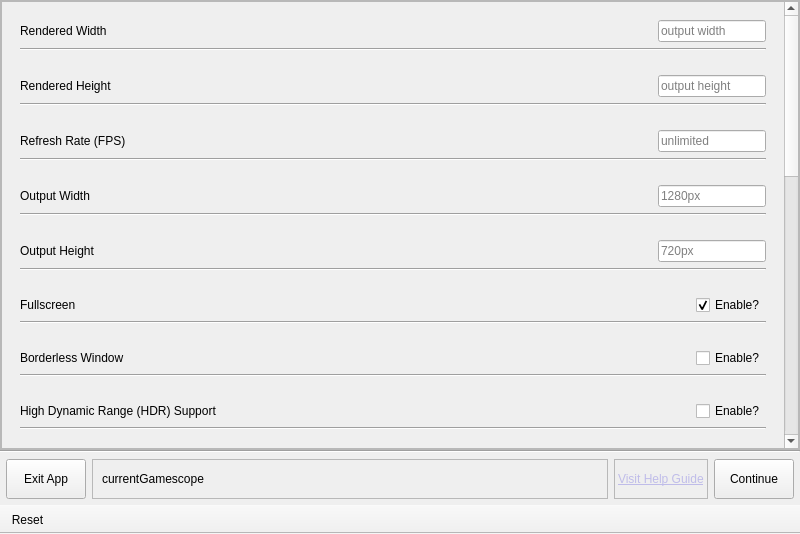
rfrench3/scopebuddy-gui, file src/mainwindow.ui: the form before one commit.
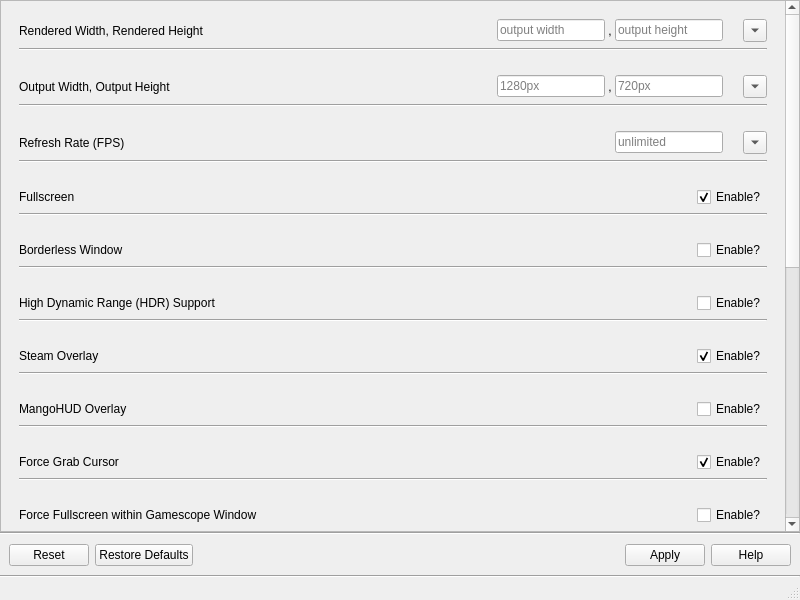
The form after the commit. Icons and pictures are not drawn.

The edit to the form file:
```diff
--- a/src/mainwindow.ui
+++ b/src/mainwindow.ui
@@ -7,15 +7,9 @@
     <x>0</x>
     <y>0</y>
     <width>800</width>
-    <height>534</height>
+    <height>600</height>
    </rect>
   </property>
-  <property name="sizePolicy">
-   <sizepolicy hsizetype="Preferred" vsizetype="Preferred">
-    <horstretch>0</horstretch>
-    <verstretch>0</verstretch>
-   </sizepolicy>
-  </property>
   <property name="windowTitle">
    <string>MainWindow</string>
   </property>
@@ -34,37 +28,13 @@
      <number>0</number>
     </property>
     <property name="bottomMargin">
-     <number>6</number>
-    </property>
-    <item>
-     <widget class="QFrame" name="Aframe_top">
-      <property name="frameShape">
-       <enum>QFrame::Shape::StyledPanel</enum>
-      </property>
-      <property name="frameShadow">
-       <enum>QFrame::Shadow::Raised</enum>
-      </property>
-      <layout class="QHBoxLayout" name="horizontalLayout_9">
-       <property name="spacing">
         <number>0</number>
        </property>
-       <property name="leftMargin">
-        <number>0</number>
-       </property>
-       <property name="topMargin">
-        <number>0</number>
-       </property>
-       <property name="rightMargin">
-        <number>0</number>
-       </property>
-       <property name="bottomMargin">
-        <number>0</number>
-       </property>
        <item>
-        <widget class="QStackedWidget" name="stackedWidget_settingsPanel">
+     <widget class="QFrame" name="frame_4">
          <property name="sizePolicy">
-          <sizepolicy hsizetype="Preferred" vsizetype="Ignored">
-           <horstretch>3</horstretch>
+       <sizepolicy hsizetype="Preferred" vsizetype="Minimum">
+        <horstretch>0</horstretch>
            <verstretch>0</verstretch>
           </sizepolicy>
          </property>
@@ -72,12 +42,8 @@
           <enum>QFrame::Shape::NoFrame</enum>
          </property>
          <property name="frameShadow">
-          <enum>QFrame::Shadow::Sunken</enum>
-         </property>
-         <property name="currentIndex">
-          <number>0</number>
-         </property>
-         <widget class="QWidget" name="stackedWidget_gamesDefault">
+       <enum>QFrame::Shadow::Plain</enum>
+      </property>
           <layout class="QGridLayout" name="gridLayout_3">
            <property name="leftMargin">
             <number>0</number>
@@ -108,7 +74,7 @@
                 <x>0</x>
                 <y>0</y>
                 <width>779</width>
-                <height>1172</height>
+            <height>1054</height>
                </rect>
               </property>
               <layout class="QVBoxLayout" name="verticalLayout_5">
@@ -132,7 +98,7 @@
                       <verstretch>0</verstretch>
                      </sizepolicy>
                     </property>
-                    <layout class="QHBoxLayout" name="horizontalLayout_4" stretch="0,0,0">
+                <layout class="QHBoxLayout" name="horizontalLayout_4" stretch="0,0,0,0,0,0,0">
                      <property name="spacing">
                       <number>0</number>
                      </property>
@@ -151,7 +117,7 @@
                      <item>
                       <widget class="QLabel" name="label_2">
                        <property name="text">
-                        <string>Rendered Width</string>
+                    <string>Rendered Width, Rendered Height</string>
                        </property>
                       </widget>
                      </item>
@@ -184,6 +150,55 @@
                        </property>
                       </widget>
                      </item>
+                 <item>
+                  <widget class="QLabel" name="label_6">
+                   <property name="text">
+                    <string> , </string>
+                   </property>
+                  </widget>
+                 </item>
+                 <item>
+                  <widget class="QLineEdit" name="lineEdit_rHeight">
+                   <property name="sizePolicy">
+                    <sizepolicy hsizetype="Fixed" vsizetype="Fixed">
+                     <horstretch>0</horstretch>
+                     <verstretch>0</verstretch>
+                    </sizepolicy>
+                   </property>
+                   <property name="maxLength">
+                    <number>4</number>
+                   </property>
+                   <property name="placeholderText">
+                    <string>output height</string>
+                   </property>
+                  </widget>
+                 </item>
+                 <item>
+                  <spacer name="horizontalSpacer">
+                   <property name="orientation">
+                    <enum>Qt::Orientation::Horizontal</enum>
+                   </property>
+                   <property name="sizeType">
+                    <enum>QSizePolicy::Policy::Fixed</enum>
+                   </property>
+                   <property name="sizeHint" stdset="0">
+                    <size>
+                     <width>20</width>
+                     <height>20</height>
+                    </size>
+                   </property>
+                  </spacer>
+                 </item>
+                 <item>
+                  <widget class="QToolButton" name="toolButton_renderedResolution">
+                   <property name="text">
+                    <string>...</string>
+                   </property>
+                   <property name="arrowType">
+                    <enum>Qt::ArrowType::DownArrow</enum>
+                   </property>
+                  </widget>
+                 </item>
                     </layout>
                    </widget>
                   </item>
@@ -198,7 +213,7 @@
                 </widget>
                </item>
                <item>
-                <widget class="QWidget" name="widget2_rH" native="true">
+            <widget class="QWidget" name="widget4_oW" native="true">
                  <property name="sizePolicy">
                   <sizepolicy hsizetype="Preferred" vsizetype="Maximum">
                    <horstretch>0</horstretch>
@@ -206,18 +221,18 @@
                   </sizepolicy>
                  </property>
                  <property name="toolTip">
-                  <string>&lt;html&gt;&lt;head/&gt;&lt;body&gt;&lt;p&gt;Height (measured in pixels) that the game will render at.</string>
-                 </property>
-                 <layout class="QVBoxLayout" name="verticalLayout_4">
+              <string>&lt;html&gt;&lt;head/&gt;&lt;body&gt;&lt;p&gt;Resolution (in pixels) of the window you will see. Entering fullscreen, in a way, sets this to your monitor's resolution.&lt;/p&gt;&lt;/body&gt;&lt;/html&gt;</string>
+             </property>
+             <layout class="QVBoxLayout" name="verticalLayout_7">
                   <item>
-                   <widget class="QWidget" name="widget_11" native="true">
+               <widget class="QWidget" name="widget_15" native="true">
                     <property name="sizePolicy">
                      <sizepolicy hsizetype="Preferred" vsizetype="Minimum">
                       <horstretch>0</horstretch>
                       <verstretch>0</verstretch>
                      </sizepolicy>
                     </property>
-                    <layout class="QHBoxLayout" name="horizontalLayout_5" stretch="0,0,0">
+                <layout class="QHBoxLayout" name="horizontalLayout_7" stretch="0,0,0,0,0,0,0">
                      <property name="spacing">
                       <number>0</number>
                      </property>
@@ -233,10 +248,62 @@
                      <property name="bottomMargin">
                       <number>0</number>
                      </property>
+                 <item>
+                  <widget class="QLabel" name="label_5">
+                   <property name="text">
+                    <string>Output Width, Output Height</string>
+                   </property>
+                  </widget>
+                 </item>
+                 <item>
+                  <spacer name="horizontalSpacer_6">
+                   <property name="orientation">
+                    <enum>Qt::Orientation::Horizontal</enum>
+                   </property>
+                   <property name="sizeHint" stdset="0">
+                    <size>
+                     <width>0</width>
+                     <height>20</height>
+                    </size>
+                   </property>
+                  </spacer>
+                 </item>
+                 <item>
+                  <widget class="QLineEdit" name="lineEdit_oWidth">
+                   <property name="sizePolicy">
+                    <sizepolicy hsizetype="Fixed" vsizetype="Fixed">
+                     <horstretch>0</horstretch>
+                     <verstretch>0</verstretch>
+                    </sizepolicy>
+                   </property>
+                   <property name="maxLength">
+                    <number>4</number>
+                   </property>
+                   <property name="placeholderText">
+                    <string>1280px</string>
+                   </property>
+                  </widget>
+                 </item>
                      <item>
                       <widget class="QLabel" name="label_3">
                        <property name="text">
-                        <string>Rendered Height</string>
+                    <string> , </string>
+                   </property>
+                  </widget>
+                 </item>
+                 <item>
+                  <widget class="QLineEdit" name="lineEdit_oHeight">
+                   <property name="sizePolicy">
+                    <sizepolicy hsizetype="Fixed" vsizetype="Fixed">
+                     <horstretch>0</horstretch>
+                     <verstretch>0</verstretch>
+                    </sizepolicy>
+                   </property>
+                   <property name="maxLength">
+                    <number>4</number>
+                   </property>
+                   <property name="placeholderText">
+                    <string>720px</string>
                        </property>
                       </widget>
                      </item>
@@ -245,27 +312,24 @@
                        <property name="orientation">
                         <enum>Qt::Orientation::Horizontal</enum>
                        </property>
+                   <property name="sizeType">
+                    <enum>QSizePolicy::Policy::Fixed</enum>
+                   </property>
                        <property name="sizeHint" stdset="0">
                         <size>
-                         <width>0</width>
+                     <width>20</width>
                          <height>20</height>
                         </size>
                        </property>
                       </spacer>
                      </item>
                      <item>
-                      <widget class="QLineEdit" name="lineEdit_rHeight">
-                       <property name="sizePolicy">
-                        <sizepolicy hsizetype="Fixed" vsizetype="Fixed">
-                         <horstretch>0</horstretch>
-                         <verstretch>0</verstretch>
-                        </sizepolicy>
-                       </property>
-                       <property name="maxLength">
-                        <number>4</number>
-                       </property>
-                       <property name="placeholderText">
-                        <string>output height</string>
+                  <widget class="QToolButton" name="toolButton_outputResolution">
+                   <property name="text">
+                    <string>...</string>
+                   </property>
+                   <property name="arrowType">
+                    <enum>Qt::ArrowType::DownArrow</enum>
                        </property>
                       </widget>
                      </item>
@@ -273,7 +337,7 @@
                    </widget>
                   </item>
                   <item>
-                   <widget class="Line" name="line_4">
+               <widget class="Line" name="line_6">
                     <property name="orientation">
                      <enum>Qt::Orientation::Horizontal</enum>
                     </property>
@@ -302,7 +366,7 @@
                       <verstretch>0</verstretch>
                      </sizepolicy>
                     </property>
-                    <layout class="QHBoxLayout" name="horizontalLayout_3" stretch="0,0,0">
+                <layout class="QHBoxLayout" name="horizontalLayout_3" stretch="0,0,0,0,0">
                      <property name="spacing">
                       <number>0</number>
                      </property>
@@ -354,173 +418,29 @@
                        </property>
                       </widget>
                      </item>
-                    </layout>
-                   </widget>
-                  </item>
-                  <item>
-                   <widget class="Line" name="line_2">
-                    <property name="orientation">
-                     <enum>Qt::Orientation::Horizontal</enum>
-                    </property>
-                   </widget>
-                  </item>
-                 </layout>
-                </widget>
-               </item>
-               <item>
-                <widget class="QWidget" name="widget4_oW" native="true">
-                 <property name="sizePolicy">
-                  <sizepolicy hsizetype="Preferred" vsizetype="Maximum">
-                   <horstretch>0</horstretch>
-                   <verstretch>0</verstretch>
-                  </sizepolicy>
-                 </property>
-                 <property name="toolTip">
-                  <string>&lt;html&gt;&lt;head/&gt;&lt;body&gt;&lt;p&gt;Width (in pixels) of the window you will see. Entering fullscreen, in a way, sets this to your monitor's width in pixels.</string>
-                 </property>
-                 <layout class="QVBoxLayout" name="verticalLayout_7">
-                  <item>
-                   <widget class="QWidget" name="widget_15" native="true">
-                    <property name="sizePolicy">
-                     <sizepolicy hsizetype="Preferred" vsizetype="Minimum">
-                      <horstretch>0</horstretch>
-                      <verstretch>0</verstretch>
-                     </sizepolicy>
-                    </property>
-                    <layout class="QHBoxLayout" name="horizontalLayout_7" stretch="0,0,0">
-                     <property name="spacing">
-                      <number>0</number>
-                     </property>
-                     <property name="leftMargin">
-                      <number>0</number>
-                     </property>
-                     <property name="topMargin">
-                      <number>0</number>
-                     </property>
-                     <property name="rightMargin">
-                      <number>0</number>
-                     </property>
-                     <property name="bottomMargin">
-                      <number>0</number>
-                     </property>
-                     <item>
-                      <widget class="QLabel" name="label_5">
-                       <property name="text">
-                        <string>Output Width</string>
-                       </property>
-                      </widget>
-                     </item>
-                     <item>
-                      <spacer name="horizontalSpacer_6">
-                       <property name="orientation">
-                        <enum>Qt::Orientation::Horizontal</enum>
-                       </property>
-                       <property name="sizeHint" stdset="0">
-                        <size>
-                         <width>0</width>
-                         <height>20</height>
-                        </size>
-                       </property>
-                      </spacer>
-                     </item>
-                     <item>
-                      <widget class="QLineEdit" name="lineEdit_oWidth">
-                       <property name="sizePolicy">
-                        <sizepolicy hsizetype="Fixed" vsizetype="Fixed">
-                         <horstretch>0</horstretch>
-                         <verstretch>0</verstretch>
-                        </sizepolicy>
-                       </property>
-                       <property name="maxLength">
-                        <number>4</number>
-                       </property>
-                       <property name="placeholderText">
-                        <string>1280px</string>
-                       </property>
-                      </widget>
-                     </item>
-                    </layout>
-                   </widget>
-                  </item>
-                  <item>
-                   <widget class="Line" name="line_6">
-                    <property name="orientation">
-                     <enum>Qt::Orientation::Horizontal</enum>
-                    </property>
-                   </widget>
-                  </item>
-                 </layout>
-                </widget>
-               </item>
-               <item>
-                <widget class="QWidget" name="widget5_oH" native="true">
-                 <property name="sizePolicy">
-                  <sizepolicy hsizetype="Preferred" vsizetype="Maximum">
-                   <horstretch>0</horstretch>
-                   <verstretch>0</verstretch>
-                  </sizepolicy>
-                 </property>
-                 <property name="toolTip">
-                  <string>&lt;html&gt;&lt;head/&gt;&lt;body&gt;&lt;p&gt;Height (in pixels) of the window you will see. Entering fullscreen, in a way, sets this to your monitor's height in pixels.</string>
-                 </property>
-                 <layout class="QVBoxLayout" name="verticalLayout_6">
-                  <item>
-                   <widget class="QWidget" name="widget_13" native="true">
-                    <property name="sizePolicy">
-                     <sizepolicy hsizetype="Preferred" vsizetype="Minimum">
-                      <horstretch>0</horstretch>
-                      <verstretch>0</verstretch>
-                     </sizepolicy>
-                    </property>
-                    <layout class="QHBoxLayout" name="horizontalLayout_6" stretch="0,0,0">
-                     <property name="spacing">
-                      <number>0</number>
-                     </property>
-                     <property name="leftMargin">
-                      <number>0</number>
-                     </property>
-                     <property name="topMargin">
-                      <number>0</number>
-                     </property>
-                     <property name="rightMargin">
-                      <number>0</number>
-                     </property>
-                     <property name="bottomMargin">
-                      <number>0</number>
-                     </property>
-                     <item>
-                      <widget class="QLabel" name="label_4">
-                       <property name="text">
-                        <string>Output Height</string>
-                       </property>
-                      </widget>
-                     </item>
                      <item>
                       <spacer name="horizontalSpacer_5">
                        <property name="orientation">
                         <enum>Qt::Orientation::Horizontal</enum>
                        </property>
+                   <property name="sizeType">
+                    <enum>QSizePolicy::Policy::Fixed</enum>
+                   </property>
                        <property name="sizeHint" stdset="0">
                         <size>
-                         <width>0</width>
+                     <width>20</width>
                          <height>20</height>
                         </size>
                        </property>
                       </spacer>
                      </item>
                      <item>
-                      <widget class="QLineEdit" name="lineEdit_oHeight">
-                       <property name="sizePolicy">
-                        <sizepolicy hsizetype="Fixed" vsizetype="Fixed">
-                         <horstretch>0</horstretch>
-                         <verstretch>0</verstretch>
-                        </sizepolicy>
-                       </property>
-                       <property name="maxLength">
-                        <number>4</number>
-                       </property>
-                       <property name="placeholderText">
-                        <string>720px</string>
+                  <widget class="QToolButton" name="toolButton_fps">
+                   <property name="text">
+                    <string>...</string>
+                   </property>
+                   <property name="arrowType">
+                    <enum>Qt::ArrowType::DownArrow</enum>
                        </property>
                       </widget>
                      </item>
@@ -528,7 +448,7 @@
                    </widget>
                   </item>
                   <item>
-                   <widget class="Line" name="line_5">
+               <widget class="Line" name="line_2">
                     <property name="orientation">
                      <enum>Qt::Orientation::Horizontal</enum>
                     </property>
@@ -1908,230 +1828,55 @@
            </item>
           </layout>
          </widget>
-         <widget class="QWidget" name="page">
-          <layout class="QVBoxLayout" name="verticalLayout_8">
+    </item>
            <item>
-            <widget class="QWidget" name="widget_2" native="true">
+     <widget class="Line" name="line_7">
+      <property name="orientation">
+       <enum>Qt::Orientation::Horizontal</enum>
+      </property>
+     </widget>
+    </item>
+    <item>
+     <widget class="QFrame" name="frame">
              <property name="sizePolicy">
               <sizepolicy hsizetype="Preferred" vsizetype="Maximum">
                <horstretch>0</horstretch>
                <verstretch>0</verstretch>
               </sizepolicy>
              </property>
+      <property name="frameShape">
+       <enum>QFrame::Shape::NoFrame</enum>
+      </property>
+      <property name="frameShadow">
+       <enum>QFrame::Shadow::Plain</enum>
+      </property>
              <layout class="QGridLayout" name="gridLayout">
-              <property name="leftMargin">
-               <number>0</number>
-              </property>
-              <property name="topMargin">
-               <number>0</number>
-              </property>
-              <property name="rightMargin">
-               <number>0</number>
-              </property>
-              <property name="bottomMargin">
-               <number>0</number>
-              </property>
-              <property name="spacing">
-               <number>0</number>
-              </property>
-             </layout>
-            </widget>
-           </item>
-          </layout>
-         </widget>
-        </widget>
-       </item>
-      </layout>
-     </widget>
-    </item>
-    <item>
-     <widget class="Line" name="Bline">
-      <property name="orientation">
-       <enum>Qt::Orientation::Horizontal</enum>
-      </property>
-     </widget>
-    </item>
-    <item>
-     <widget class="QFrame" name="Dframe_bottom">
-      <property name="sizePolicy">
-       <sizepolicy hsizetype="Preferred" vsizetype="Maximum">
-        <horstretch>1</horstretch>
-        <verstretch>0</verstretch>
-       </sizepolicy>
-      </property>
-      <property name="frameShape">
-       <enum>QFrame::Shape::NoFrame</enum>
-      </property>
-      <property name="frameShadow">
-       <enum>QFrame::Shadow::Plain</enum>
-      </property>
-      <layout class="QHBoxLayout" name="horizontalLayout_2">
-       <property name="leftMargin">
-        <number>6</number>
-       </property>
-       <property name="topMargin">
-        <number>6</number>
-       </property>
-       <property name="rightMargin">
-        <number>6</number>
-       </property>
-       <property name="bottomMargin">
-        <number>0</number>
-       </property>
-       <item>
-        <widget class="QPushButton" name="pushButton_exit">
-         <property name="sizePolicy">
-          <sizepolicy hsizetype="Fixed" vsizetype="Fixed">
-           <horstretch>0</horstretch>
-           <verstretch>0</verstretch>
-          </sizepolicy>
-         </property>
-         <property name="maximumSize">
-          <size>
-           <width>16777215</width>
-           <height>40</height>
-          </size>
-         </property>
-         <property name="text">
-          <string>Exit App</string>
-         </property>
-        </widget>
-       </item>
-       <item>
-        <widget class="QScrollArea" name="scrollArea">
-         <property name="sizePolicy">
-          <sizepolicy hsizetype="Expanding" vsizetype="Fixed">
-           <horstretch>0</horstretch>
-           <verstretch>0</verstretch>
-          </sizepolicy>
-         </property>
-         <property name="maximumSize">
-          <size>
-           <width>16777215</width>
-           <height>40</height>
-          </size>
-         </property>
-         <property name="verticalScrollBarPolicy">
-          <enum>Qt::ScrollBarPolicy::ScrollBarAlwaysOff</enum>
-         </property>
-         <property name="horizontalScrollBarPolicy">
-          <enum>Qt::ScrollBarPolicy::ScrollBarAlwaysOff</enum>
-         </property>
-         <property name="sizeAdjustPolicy">
-          <enum>QAbstractScrollArea::SizeAdjustPolicy::AdjustToContents</enum>
-         </property>
-         <property name="widgetResizable">
-          <bool>true</bool>
-         </property>
-         <widget class="QWidget" name="scrollAreaWidgetContents_2">
-          <property name="geometry">
-           <rect>
-            <x>0</x>
-            <y>0</y>
-            <width>501</width>
-            <height>36</height>
-           </rect>
-          </property>
-          <layout class="QGridLayout" name="gridLayout_2">
            <item row="0" column="0">
-            <widget class="QLabel" name="variable_displayGamescope">
-             <property name="sizePolicy">
-              <sizepolicy hsizetype="MinimumExpanding" vsizetype="Expanding">
-               <horstretch>0</horstretch>
-               <verstretch>0</verstretch>
-              </sizepolicy>
-             </property>
-             <property name="text">
-              <string>currentGamescope</string>
+        <widget class="QDialogButtonBox" name="buttonBox">
+         <property name="orientation">
+          <enum>Qt::Orientation::Horizontal</enum>
+         </property>
+         <property name="standardButtons">
+          <set>QDialogButtonBox::StandardButton::Apply|QDialogButtonBox::StandardButton::Help|QDialogButtonBox::StandardButton::Reset|QDialogButtonBox::StandardButton::RestoreDefaults</set>
              </property>
             </widget>
            </item>
           </layout>
          </widget>
-        </widget>
        </item>
        <item>
-        <widget class="QLabel" name="label_6">
-         <property name="frameShape">
-          <enum>QFrame::Shape::StyledPanel</enum>
-         </property>
-         <property name="frameShadow">
-          <enum>QFrame::Shadow::Sunken</enum>
-         </property>
-         <property name="text">
-          <string>&lt;html&gt;&lt;head/&gt;&lt;body&gt;&lt;p&gt;&lt;a href=&quot;https://rfrench3.github.io/scopebuddy-gui/&quot;&gt;&lt;span style=&quot; text-decoration: underline; color:#bfbce9;&quot;&gt;Visit Help Guide&lt;/span&gt;&lt;/a&gt;&lt;/p&gt;&lt;/body&gt;&lt;/html&gt;</string>
-         </property>
-         <property name="textFormat">
-          <enum>Qt::TextFormat::RichText</enum>
-         </property>
-         <property name="openExternalLinks">
-          <bool>true</bool>
-         </property>
-        </widget>
-       </item>
-       <item>
-        <widget class="QPushButton" name="pushButton_continue">
-         <property name="sizePolicy">
-          <sizepolicy hsizetype="Fixed" vsizetype="Fixed">
-           <horstretch>0</horstretch>
-           <verstretch>0</verstretch>
-          </sizepolicy>
-         </property>
-         <property name="maximumSize">
-          <size>
-           <width>16777215</width>
-           <height>40</height>
-          </size>
-         </property>
-         <property name="toolTip">
-          <string>&lt;html&gt;&lt;head/&gt;&lt;body&gt;&lt;p&gt;Brings up a confirmation dialog.</string>
-         </property>
-         <property name="text">
-          <string>Continue</string>
-         </property>
-         <property name="checkable">
-          <bool>false</bool>
-         </property>
-         <property name="checked">
-          <bool>false</bool>
-         </property>
-        </widget>
-       </item>
-      </layout>
-     </widget>
-    </item>
-   </layout>
-  </widget>
-  <widget class="QToolBar" name="toolBar">
-   <property name="contextMenuPolicy">
-    <enum>Qt::ContextMenuPolicy::PreventContextMenu</enum>
-   </property>
-   <property name="windowTitle">
-    <string>toolBar</string>
-   </property>
-   <property name="movable">
-    <bool>false</bool>
-   </property>
-   <property name="toolButtonStyle">
-    <enum>Qt::ToolButtonStyle::ToolButtonTextBesideIcon</enum>
-   </property>
-   <property name="floatable">
-    <bool>true</bool>
-   </property>
-   <attribute name="toolBarArea">
-    <enum>BottomToolBarArea</enum>
-   </attribute>
-   <attribute name="toolBarBreak">
-    <bool>false</bool>
-   </attribute>
-   <addaction name="actionReset"/>
-  </widget>
-  <action name="actionReset">
-   <property name="icon">
-    <iconset theme="edit-undo"/>
-   </property>
+     <widget class="Line" name="line">
+      <property name="orientation">
+       <enum>Qt::Orientation::Horizontal</enum>
+      </property>
+     </widget>
+    </item>
+   </layout>
+  </widget>
+  <widget class="QStatusBar" name="statusBar"/>
+  <action name="variable_displayGamescope">
    <property name="text">
-    <string>Reset</string>
+    <string>display Gamescope</string>
    </property>
    <property name="toolTip">
     <string>Sets options to saved configuration</string>
```
Left out of the diff: 10 changed lines with no effect on the pictures. Lines whose indentation alone changed are shown as unchanged.
